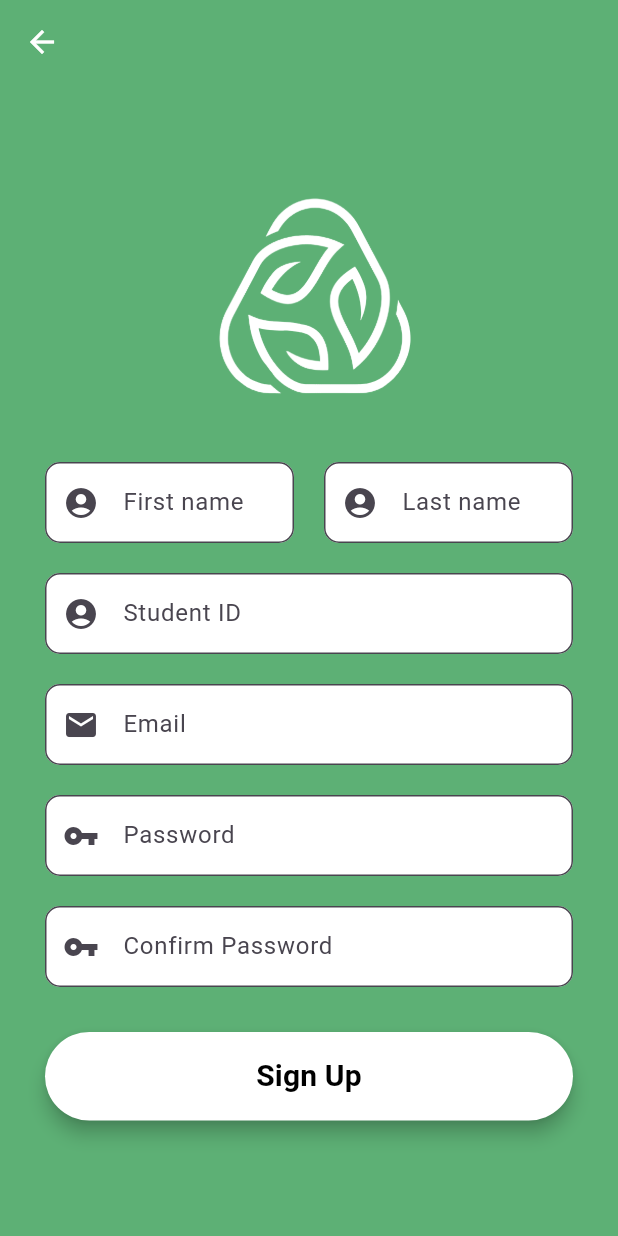
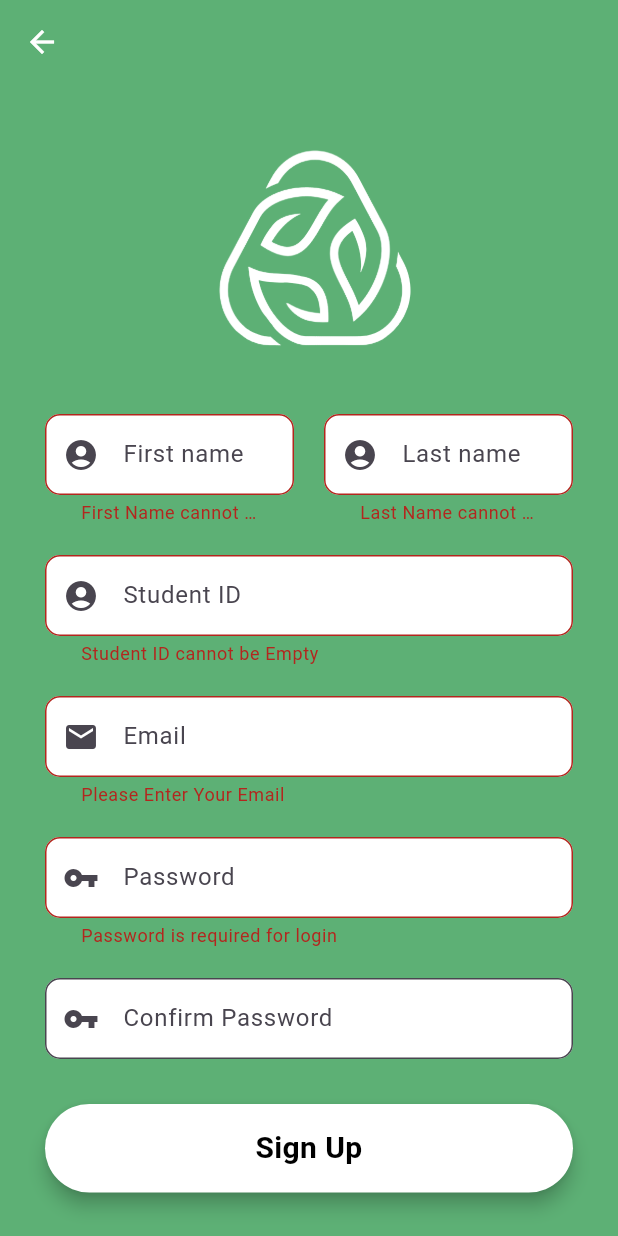
Before and after one commit to ZaZra03/URecyCle, a Flutter app: the RegistrationScreen screen opened directly, after a tap on "Sign Up", on a phone screen of 412 x 824 dp. Run offline on Flutter 3.47's test engine with Material 3 defaults, Android fonts, the phone set to English and light mode, and no system bars.

Commit message:
Integrated the REST API with minor issues with login.

```diff
--- /dev/null
+++ b/lib/services/auth_service.dart
@@ -0,0 +1,95 @@
+import 'dart:convert';
+import 'package:http/http.dart' as http;
+import 'package:urecycle_app/constants.dart';
+
+class AuthService {
+  Future<Map<String, dynamic>> registerUser({
+    required String firstName,
+    required String lastName,
+    required String studentNumber, // Change this from studentID to studentNumber
+    required String email,
+    required String password,
+  }) async {
+    final Uri url = Uri.parse(Constants.register);
+
+    print('Register URL: $url');
+    print('Register Payload: ${jsonEncode({
+      'firstName': firstName,
+      'lastName': lastName,
+      'studentNumber': studentNumber, // Updated field name
+      'email': email,
+      'password': password,
+    })}');
+
+    try {
+      final response = await http.post(
+        url,
+        headers: <String, String>{
+          'Content-Type': 'application/json; charset=UTF-8',
+        },
+        body: jsonEncode({
+          'firstName': firstName,
+          'lastName': lastName,
+          'studentNumber': studentNumber, // Updated field name
+          'email': email,
+          'password': password,
+        }),
+      );
+
+      print('Register Response Status Code: ${response.statusCode}');
+      print('Register Response Body: ${response.body}');
+
+      if (response.statusCode == 201) {
+        return jsonDecode(response.body);
+      } else {
+        final Map<String, dynamic> errorResponse = jsonDecode(response.body);
+        final String errorMessage = errorResponse['error'] ?? 'Failed to register';
+        throw Exception(errorMessage);
+      }
+    } catch (e) {
+      throw Exception('Failed to register: $e');
+    }
+  }
+
+
+  Future<Map<String, dynamic>> loginUser({
+    required String studentNumber,
+    required String password,
+  }) async {
+    final Uri url = Uri.parse(Constants.login);
+
+    // Print the URL and payload for debugging
+    print('Login URL: $url');
+    print('Login Payload: ${jsonEncode({
+      'studentNumber': studentNumber,
+      'password': password,
+    })}');
+
+    try {
+      final response = await http.post(
+        url,
+        headers: <String, String>{
+          'Content-Type': 'application/json; charset=UTF-8',
+        },
+        body: jsonEncode({
+          'studentNumber': studentNumber,
+          'password': password,
+        }),
+      );
+
+      // Print the response status code and body for debugging
+      print('Login Response Status Code: ${response.statusCode}');
+      print('Login Response Body: ${response.body}');
+
+      if (response.statusCode == 201) {
+        return jsonDecode(response.body);
+      } else {
+        final Map<String, dynamic> errorResponse = jsonDecode(response.body);
+        final String errorMessage = errorResponse['message'] ?? 'Failed to login';
+        throw Exception(errorMessage);
+      }
+    } catch (e) {
+      throw Exception('Failed to login: $e');
+    }
+  }
+}
--- a/lib/view/register_screen.dart
+++ b/lib/view/register_screen.dart
@@ -1,5 +1,7 @@
 import 'package:flutter/material.dart';
 import 'package:urecycle_app/constants.dart';
+import 'package:urecycle_app/widgets/auth_textfield.dart';
+import 'package:urecycle_app/services/auth_service.dart';
 
 class RegistrationScreen extends StatefulWidget {
   const RegistrationScreen({super.key});
@@ -9,12 +11,8 @@ class RegistrationScreen extends StatefulWidget {
 }
 
 class _RegistrationScreenState extends State<RegistrationScreen> {
-  // string for displaying the error Message
   String? errorMessage;
-
-  // our form key
   final _formKey = GlobalKey<FormState>();
-  // editing Controllers
   final firstNameEditingController = TextEditingController();
   final secondNameEditingController = TextEditingController();
   final studentIDEditingController = TextEditingController();
@@ -22,205 +20,38 @@ class _RegistrationScreenState extends State<RegistrationScreen> {
   final passwordEditingController = TextEditingController();
   final confirmPasswordEditingController = TextEditingController();
 
+  final AuthService _authService = AuthService();
+
+  Future<void> _register() async {
+    if (_formKey.currentState!.validate()) {
+      try {
+        final response = await _authService.registerUser(
+          firstName: firstNameEditingController.text,
+          lastName: secondNameEditingController.text,
+          studentNumber: studentIDEditingController.text,
+          email: emailEditingController.text,
+          password: passwordEditingController.text,
+        );
+
+        // Check if the widget is still mounted before showing a SnackBar
+        if (!mounted) return;
+
+        ScaffoldMessenger.of(context).showSnackBar(
+          SnackBar(content: Text('Registration successful: ${response['message']}')),
+        );
+      } catch (e) {
+        // Check if the widget is still mounted before showing a SnackBar
+        if (!mounted) return;
+
+        ScaffoldMessenger.of(context).showSnackBar(
+          SnackBar(content: Text('Registration failed: $e')),
+        );
+      }
+    }
+  }
+
   @override
   Widget build(BuildContext context) {
-    //first name field
-    final firstNameField = TextFormField(
-      autofocus: false,
-      controller: firstNameEditingController,
-      keyboardType: TextInputType.name,
-      validator: (value) {
-        RegExp regex = RegExp(r'^.{3,}$');
-        if (value!.isEmpty) {
-          return ("First Name cannot be Empty");
-        }
-        if (!regex.hasMatch(value)) {
-          return ("Enter Valid name (Min. 3 Characters)");
-        }
-        return null;
-      },
-      onSaved: (value) {
-        firstNameEditingController.text = value!;
-      },
-      textInputAction: TextInputAction.next,
-      decoration: InputDecoration(
-        fillColor: Colors.white, // Background color of the text field
-        filled: true, // Needed to apply the fillColor
-        prefixIcon: const Icon(Icons.account_circle),
-        contentPadding: const EdgeInsets.fromLTRB(20, 15, 20, 15),
-        hintText: "First name",
-        border: OutlineInputBorder(
-          borderRadius: BorderRadius.circular(10),
-        ),
-      ),
-    );
-
-    //second name field
-    final secondNameField = TextFormField(
-      autofocus: false,
-      controller: secondNameEditingController,
-      keyboardType: TextInputType.name,
-      validator: (value) {
-        if (value!.isEmpty) {
-          return ("Last Name cannot be Empty");
-        }
-        return null;
-      },
-      onSaved: (value) {
-        secondNameEditingController.text = value!;
-      },
-      textInputAction: TextInputAction.next,
-      decoration: InputDecoration(
-        fillColor: Colors.white, // Background color of the text field
-        filled: true, // Needed to apply the fillColor
-        prefixIcon: const Icon(Icons.account_circle),
-        contentPadding: const EdgeInsets.fromLTRB(20, 15, 20, 15),
-        hintText: "Last name",
-        border: OutlineInputBorder(
-          borderRadius: BorderRadius.circular(10),
-        ),
-      ),
-    );
-
-    //student id field
-    final studentIDField = TextFormField(
-      autofocus: false,
-      controller: studentIDEditingController,
-      keyboardType: TextInputType.number,
-      validator: (value) {
-        if (value!.isEmpty) {
-          return ("Student ID cannot be Empty");
-        }
-        return null;
-      },
-      onSaved: (value) {
-        studentIDEditingController.text = value!;
-      },
-      textInputAction: TextInputAction.next,
-      decoration: InputDecoration(
-        fillColor: Colors.white, // Background color of the text field
-        filled: true, // Needed to apply the fillColor
-        prefixIcon: const Icon(Icons.account_circle),
-        contentPadding: const EdgeInsets.fromLTRB(20, 15, 20, 15),
-        hintText: "Student ID",
-        border: OutlineInputBorder(
-          borderRadius: BorderRadius.circular(10),
-        ),
-      ),
-    );
-
-    //email field
-    final emailField = TextFormField(
-      autofocus: false,
-      controller: emailEditingController,
-      keyboardType: TextInputType.emailAddress,
-      validator: (value) {
-        if (value!.isEmpty) {
-          return ("Please Enter Your Email");
-        }
-        // reg expression for email validation
-        if (!RegExp("^[a-zA-Z0-9+_.-]+@[a-zA-Z0-9.-]+.[a-z]").hasMatch(value)) {
-          return ("Please Enter a valid email");
-        }
-        return null;
-      },
-      onSaved: (value) {
-        emailEditingController.text = value!;
-      },
-      textInputAction: TextInputAction.next,
-      decoration: InputDecoration(
-        fillColor: Colors.white, // Background color of the text field
-        filled: true, // Needed to apply the fillColor
-        prefixIcon: const Icon(Icons.mail),
-        contentPadding: const EdgeInsets.fromLTRB(20, 15, 20, 15),
-        hintText: "Email",
-        border: OutlineInputBorder(
-          borderRadius: BorderRadius.circular(10),
-        ),
-      ),
-    );
-
-    //password field
-    final passwordField = TextFormField(
-      autofocus: false,
-      controller: passwordEditingController,
-      obscureText: true,
-      validator: (value) {
-        RegExp regex = RegExp(r'^.{6,}$');
-        if (value!.isEmpty) {
-          return ("Password is required for login");
-        }
-        if (!regex.hasMatch(value)) {
-          return ("Enter Valid Password (Min. 6 Characters)");
-        }
-        return null;
-      },
-      onSaved: (value) {
-        passwordEditingController.text = value!;
-      },
-      textInputAction: TextInputAction.next,
-      decoration: InputDecoration(
-        fillColor: Colors.white, // Background color of the text field
-        filled: true, // Needed to apply the fillColor
-        prefixIcon: const Icon(Icons.vpn_key),
-        contentPadding: const EdgeInsets.fromLTRB(20, 15, 20, 15),
-        hintText: "Password",
-        border: OutlineInputBorder(
-          borderRadius: BorderRadius.circular(10),
-        ),
-      ),
-    );
-
-    //confirm password field
-    final confirmPasswordField = TextFormField(
-      autofocus: false,
-      controller: confirmPasswordEditingController,
-      obscureText: true,
-      validator: (value) {
-        if (confirmPasswordEditingController.text !=
-            passwordEditingController.text) {
-          return "Passwords don't match";
-        }
-        return null;
-      },
-      onSaved: (value) {
-        confirmPasswordEditingController.text = value!;
-      },
-      textInputAction: TextInputAction.done,
-      decoration: InputDecoration(
-        fillColor: Colors.white, // Background color of the text field
-        filled: true, // Needed to apply the fillColor
-        prefixIcon: const Icon(Icons.vpn_key),
-        contentPadding: const EdgeInsets.fromLTRB(20, 15, 20, 15),
-        hintText: "Confirm Password",
-        border: OutlineInputBorder(
-          borderRadius: BorderRadius.circular(10),
-        ),
-      ),
-    );
-
-    //signup button
-    final signUpButton = Material(
-      elevation: 5,
-      borderRadius: BorderRadius.circular(30),
-      color: Colors.white,
-      child: MaterialButton(
-        padding: const EdgeInsets.fromLTRB(20, 15, 20, 15),
-        minWidth: MediaQuery.of(context).size.width,
-        onPressed: () {
-          if (_formKey.currentState!.validate()) {
-            // Handle successful validation and form submission
-          }
-        },
-        child: const Text(
-          "Sign Up",
-          textAlign: TextAlign.center,
-          style: TextStyle(
-              fontSize: 20, color: Colors.black, fontWeight: FontWeight.bold),
-        ),
-      ),
-    );
-
     return Scaffold(
       backgroundColor: Constants.primaryColor,
       appBar: AppBar(
@@ -229,7 +60,6 @@ class _RegistrationScreenState extends State<RegistrationScreen> {
         leading: IconButton(
           icon: const Icon(Icons.arrow_back, color: Colors.white),
           onPressed: () {
-            // passing this to our root
             Navigator.of(context).pop();
           },
         ),
@@ -239,6 +69,8 @@ class _RegistrationScreenState extends State<RegistrationScreen> {
           child: Container(
             color: Constants.primaryColor,
             padding: const EdgeInsets.all(30.0),
+            child: Form(
+              key: _formKey,
               child: Column(
                 mainAxisAlignment: MainAxisAlignment.center,
                 crossAxisAlignment: CrossAxisAlignment.center,
@@ -254,23 +86,131 @@ class _RegistrationScreenState extends State<RegistrationScreen> {
                   Row(
                     mainAxisAlignment: MainAxisAlignment.spaceBetween,
                     children: <Widget>[
-                    Expanded(child: firstNameField),
-                    const SizedBox(width: 20), // Adjust spacing between fields
-                    Expanded(child: secondNameField),
+                      Expanded(
+                        child: AuthTextField(
+                          controller: firstNameEditingController,
+                          hintText: "First name",
+                          icon: Icons.account_circle,
+                          textInputAction: TextInputAction.next,
+                          validator: (value) {
+                            RegExp regex = RegExp(r'^.{3,}$');
+                            if (value!.isEmpty) {
+                              return ("First Name cannot be Empty");
+                            }
+                            if (!regex.hasMatch(value)) {
+                              return ("Enter Valid name (Min. 3 Characters)");
+                            }
+                            return null;
+                          },
+                        ),
+                      ),
+                      const SizedBox(width: 20),
+                      Expanded(
+                        child: AuthTextField(
+                          controller: secondNameEditingController,
+                          hintText: "Last name",
+                          icon: Icons.account_circle,
+                          textInputAction: TextInputAction.next,
+                          validator: (value) {
+                            if (value!.isEmpty) {
+                              return ("Last Name cannot be Empty");
+                            }
+                            return null;
+                          },
+                        ),
+                      ),
                     ],
                   ),
                   const SizedBox(height: 20),
-                studentIDField,
+                  AuthTextField(
+                    controller: studentIDEditingController,
+                    hintText: "Student ID",
+                    icon: Icons.account_circle,
+                    keyboardType: TextInputType.number,
+                    textInputAction: TextInputAction.next,
+                    validator: (value) {
+                      if (value!.isEmpty) {
+                        return ("Student ID cannot be Empty");
+                      }
+                      return null;
+                    },
+                  ),
                   const SizedBox(height: 20),
-                emailField,
+                  AuthTextField(
+                    controller: emailEditingController,
+                    hintText: "Email",
+                    icon: Icons.mail,
+                    keyboardType: TextInputType.emailAddress,
+                    textInputAction: TextInputAction.next,
+                    validator: (value) {
+                      if (value!.isEmpty) {
+                        return ("Please Enter Your Email");
+                      }
+                      if (!RegExp("^[a-zA-Z0-9+_.-]+@[a-zA-Z0-9.-]+.[a-z]").hasMatch(value)) {
+                        return ("Please Enter a valid email");
+                      }
+                      return null;
+                    },
+                  ),
                   const SizedBox(height: 20),
-                passwordField,
+                  AuthTextField(
+                    controller: passwordEditingController,
+                    hintText: "Password",
+                    icon: Icons.vpn_key,
+                    obscureText: true,
+                    textInputAction: TextInputAction.next,
+                    validator: (value) {
+                      RegExp regex = RegExp(r'^.{6,}$');
+                      if (value!.isEmpty) {
+                        return ("Password is required for login");
+                      }
+                      if (!regex.hasMatch(value)) {
+                        return ("Enter Valid Password (Min. 6 Characters)");
+                      }
+                      return null;
+                    },
+                  ),
                   const SizedBox(height: 20),
-                confirmPasswordField,
+                  AuthTextField(
+                    controller: confirmPasswordEditingController,
+                    hintText: "Confirm Password",
+                    icon: Icons.vpn_key,
+                    obscureText: true,
+                    textInputAction: TextInputAction.done,
+                    validator: (value) {
+                      if (confirmPasswordEditingController.text != passwordEditingController.text) {
+                        return "Passwords don't match";
+                      }
+                      return null;
+                    },
+                  ),
                   const SizedBox(height: 30),
-                signUpButton,
+                  Material(
+                    elevation: 5,
+                    borderRadius: BorderRadius.circular(30),
+                    color: Colors.white,
+                    child: InkWell(
+                      borderRadius: BorderRadius.circular(30),
+                      onTap: _register,
+                      child: Container(
+                        padding: const EdgeInsets.fromLTRB(20, 15, 20, 15),
+                        width: MediaQuery.of(context).size.width,
+                        alignment: Alignment.center,
+                        child: const Text(
+                          "Sign Up",
+                          textAlign: TextAlign.center,
+                          style: TextStyle(
+                            fontSize: 20,
+                            color: Colors.black,
+                            fontWeight: FontWeight.bold,
+                          ),
+                        ),
+                      ),
+                    ),
+                  ),
                   const SizedBox(height: 15),
                 ],
+              ),
             ),
           ),
         ),
```
Also changed, not shown: lib/model/user_model.dart (+10 -10 lines), lib/view/login_screen.dart (+89 -101 lines). Lines whose indentation alone changed are shown as unchanged.
